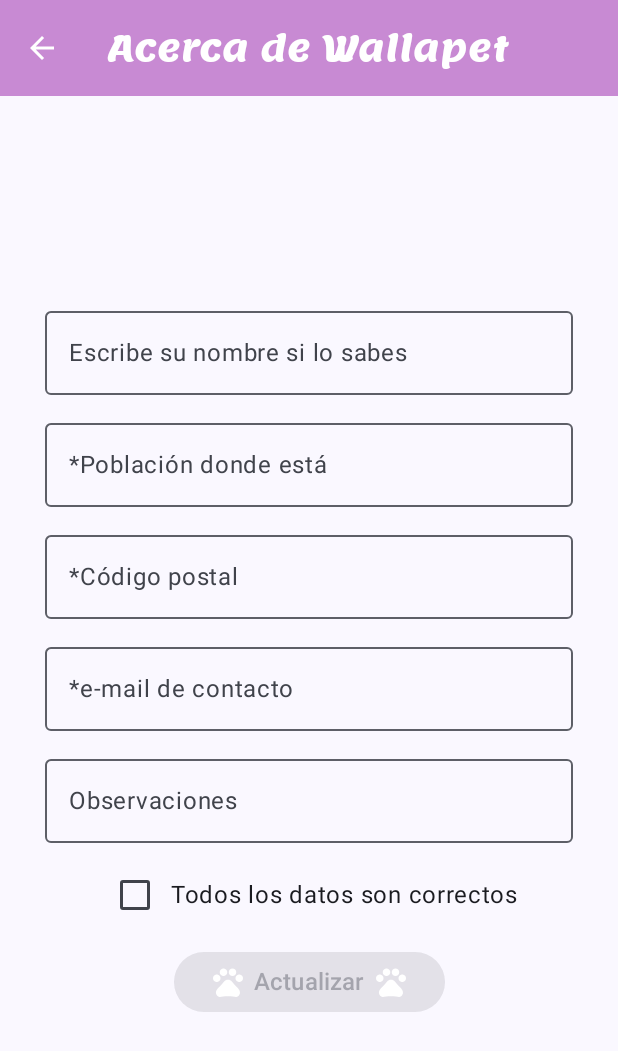
After one commit to jessifiteuax/WallaPetApp, an Android app built with Jetpack Compose: the composable PantallaUpdateMascota called with empty values, on a phone screen of 412 x 824 dp. The commit adds this screen. Shown: the top 1051 px of the screen. Run offline under Robolectric (Android 15) with nearby library versions, the phone set to English and light mode, and no system bars; our stand-ins replace Dagger/Hilt's generated code, Room's generated code.

Commit message:
funciones eliminar y modificar hechas

```diff
--- a/app/src/main/java/com/example/wallapetapp/components/ComponentesBarra.kt
+++ b/app/src/main/java/com/example/wallapetapp/components/ComponentesBarra.kt
@@ -30,3 +30,15 @@
 fun textoBarraBottom(texto: String){
     Text(text = texto, fontSize = 12.sp, color = Color.White, fontFamily = LemonFamily)
 }
+
+@Composable
+fun iconoBarraUpdate(
+    navigateBack: () -> Unit
+) {
+    IconButton(onClick = { navigateBack})
+    {
+        Icon(imageVector = Icons.Filled.ArrowBack,
+            contentDescription = null,
+            tint = Color.White)
+    }
+}
--- a/app/src/main/java/com/example/wallapetapp/data/network/MascotaDao.kt
+++ b/app/src/main/java/com/example/wallapetapp/data/network/MascotaDao.kt
@@ -1,10 +1,12 @@
 package com.example.wallapetapp.data.network
 
 import androidx.room.Dao
+import androidx.room.Delete
 import androidx.room.Insert
 import androidx.room.OnConflictStrategy
 import androidx.room.OnConflictStrategy.Companion.IGNORE
 import androidx.room.Query
+import androidx.room.Update
 import com.example.wallapetapp.domain.model.Mascota
 import com.example.wallapetapp.domain.repository.Mascotas
 import kotlinx.coroutines.flow.Flow
@@ -17,5 +19,13 @@
     @Insert(onConflict = IGNORE)
     fun addMascota(mascota: Mascota)
 
+    @Delete
+    fun deleteMascota(mascota: Mascota)
+
+    @Query("SELECT * FROM mascotasTable WHERE id=:id")
+    fun getMascota(id: Int): Mascota
+
+    @Update
+    fun updateMascota(mascota:Mascota)
 
 }
--- a/app/src/main/java/com/example/wallapetapp/data/repository/MascotaRepositoryImpl.kt
+++ b/app/src/main/java/com/example/wallapetapp/data/repository/MascotaRepositoryImpl.kt
@@ -11,4 +11,7 @@
     ) : MascotaRepository {
     override fun getMascotas() = mascotaDao.getMascotas()
     override fun addMascota(mascota: Mascota) = mascotaDao.addMascota(mascota)
+    override fun deleteMascota(mascota: Mascota) = mascotaDao.deleteMascota(mascota)
+    override fun getMascota(id: Int): Mascota = mascotaDao.getMascota(id)
+    override fun updateMascota(mascota: Mascota) = mascotaDao.updateMascota(mascota)
     }
--- a/app/src/main/java/com/example/wallapetapp/domain/repository/MascotaRepository.kt
+++ b/app/src/main/java/com/example/wallapetapp/domain/repository/MascotaRepository.kt
@@ -7,5 +7,8 @@
 interface MascotaRepository {
     fun getMascotas(): Flow<Mascotas>
     fun addMascota(mascota: Mascota)
+    fun deleteMascota(mascota: Mascota)
+    fun getMascota(id:Int): Mascota
+    fun updateMascota(mascota: Mascota)
 
 }
--- /dev/null
+++ b/app/src/main/java/com/example/wallapetapp/pantallas/PantallaUpdateMascota.kt
@@ -0,0 +1,177 @@
+package com.example.wallapetapp.pantallas
+
+import androidx.compose.foundation.layout.Arrangement
+import androidx.compose.foundation.layout.Column
+import androidx.compose.foundation.layout.PaddingValues
+import androidx.compose.foundation.layout.Spacer
+import androidx.compose.foundation.layout.fillMaxSize
+import androidx.compose.foundation.layout.padding
+import androidx.compose.foundation.layout.width
+import androidx.compose.foundation.rememberScrollState
+import androidx.compose.foundation.verticalScroll
+import androidx.compose.material.icons.Icons
+import androidx.compose.material.icons.filled.Pets
+import androidx.compose.material.icons.filled.ThumbUpOffAlt
+import androidx.compose.material.icons.outlined.Pets
+import androidx.compose.material3.Button
+import androidx.compose.material3.ButtonDefaults
+import androidx.compose.material3.CenterAlignedTopAppBar
+import androidx.compose.material3.ExperimentalMaterial3Api
+import androidx.compose.material3.Icon
+import androidx.compose.material3.Scaffold
+import androidx.compose.material3.Text
+import androidx.compose.material3.TopAppBarDefaults
+import androidx.compose.runtime.Composable
+import androidx.compose.runtime.LaunchedEffect
+import androidx.compose.ui.Alignment
+import androidx.compose.ui.Modifier
+import androidx.compose.ui.graphics.Color
+import androidx.compose.ui.res.stringResource
+import androidx.compose.ui.unit.dp
+import androidx.compose.ui.unit.sp
+import androidx.hilt.navigation.compose.hiltViewModel
+import com.example.wallapetapp.R
+import com.example.wallapetapp.components.CampoTexto
+import com.example.wallapetapp.components.CampoTextoNum
+import com.example.wallapetapp.components.checkDatosOK
+import com.example.wallapetapp.components.iconoBarra
+import com.example.wallapetapp.components.iconoBarraUpdate
+import com.example.wallapetapp.components.textoBarra
+import com.example.wallapetapp.domain.model.Mascota
+import com.example.wallapetapp.navegacion.BarraNav
+import com.example.wallapetapp.ui.theme.WallaColTopBar
+import com.example.wallapetapp.vm.MascotasViewModel
+
+@OptIn(ExperimentalMaterial3Api::class)
+@Composable
+fun PantallaUpdateMascota(
+    viewModel: MascotasViewModel = hiltViewModel(),
+    mascotaId: Int,
+    navigateBack: () -> Unit
+) {
+    LaunchedEffect(Unit) {
+        viewModel.getMascota(mascotaId)
+    }
+
+    Scaffold(
+        topBar = {
+            CenterAlignedTopAppBar(
+                title = { textoBarra(texto = stringResource(R.string.acerca_de_wallapet)) },
+                colors = TopAppBarDefaults.centerAlignedTopAppBarColors(
+                    containerColor = WallaColTopBar
+                ),
+                navigationIcon = {
+                    iconoBarraUpdate(navigateBack)
+                }
+            )
+        },
+        content = { padding ->
+            ContenidoMascota(
+                padding = padding,
+                mascota = viewModel.mascota,
+                updateNombre = { nombre ->
+                    viewModel.updateNombre(nombre)
+                },
+                updatePoblacion = { poblacion ->
+                    viewModel.updatePoblacion(poblacion)
+                },
+                updateCodPostal = { codPostal ->
+                    viewModel.updateCodPostal(codPostal)
+                },
+                updateMail = { mail ->
+                    viewModel.updateMail(mail)
+                },
+                updateObservaciones = { observaciones ->
+                    viewModel.updateObservaciones(observaciones)
+                },
+                updateMascota = { mascota ->
+                    viewModel.updateMascota(mascota)
+                },
+                navigateBack = navigateBack
+            )
+        }
+    )
+}
+
+@Composable
+fun ContenidoMascota(
+    padding: PaddingValues,
+    mascota: Mascota,
+    updateNombre: (nombre: String) -> Unit,
+    updatePoblacion: (poblacion: String) -> Unit,
+    updateCodPostal: (codPostal: String) -> Unit,
+    updateMail: (mail: String) -> Unit,
+    updateObservaciones: (observaciones: String) -> Unit,
+    updateMascota: (mascota: Mascota) -> Unit,
+    navigateBack: () -> Unit
+) {
+    Column(
+        modifier = Modifier
+            .fillMaxSize()
+            .padding(padding)
+            .verticalScroll(rememberScrollState()),
+        verticalArrangement = Arrangement.Center,
+        horizontalAlignment = Alignment.CenterHorizontally
+    ) {
+        val estaChecked: Boolean
+
+        CampoTexto(
+            mascota.nombre,
+            { nombre -> updateNombre(nombre) },
+            stringResource(R.string.escribe_nombre)
+        )
+        Spacer(modifier = Modifier.padding(5.dp))
+        CampoTexto(
+            mascota.poblacion,
+            { poblacion -> updatePoblacion(poblacion) },
+            stringResource(R.string.poblacion)
+        )
+        Spacer(modifier = Modifier.padding(5.dp))
+        CampoTextoNum(
+            mascota.codPostal,
+            { codPostal -> updateCodPostal(codPostal) },
+            stringResource(R.string.codigo_postal)
+        )
+        Spacer(modifier = Modifier.padding(5.dp))
+        CampoTexto(mascota.mail, { mail -> updateMail(mail) }, stringResource(R.string.email))
+        Spacer(modifier = Modifier.padding(5.dp))
+        CampoTexto(
+            mascota.observaciones,
+            { observaciones -> updateObservaciones(observaciones) },
+            stringResource(R.string.observaciones)
+        )
+        Spacer(modifier = Modifier.padding(5.dp))
+        estaChecked = checkDatosOK(mascota.poblacion, mascota.codPostal, mascota.mail)
+
+        Button(
+            onClick = {
+                updateMascota(mascota)
+                navigateBack()
+            },
+            colors = ButtonDefaults.buttonColors(
+                containerColor = Color(0xFFC03D69),
+                contentColor = Color.White
+            ),
+            modifier = Modifier.padding(10.dp),
+            enabled = estaChecked
+        ) {
+            Icon(
+                imageVector = Icons.Filled.Pets,
+                tint = Color.White,
+                contentDescription = ""
+            )
+            Spacer(modifier = Modifier.width(5.dp))
+            Text(
+                text = stringResource(R.string.actualizar),
+                fontSize = 16.sp
+            )
+            Spacer(modifier = Modifier.width(5.dp))
+            Icon(
+                imageVector = Icons.Filled.Pets,
+                tint = Color.White,
+                contentDescription = ""
+            )
+        }
+
+    }
+}
--- a/app/src/main/res/values/strings.xml
+++ b/app/src/main/res/values/strings.xml
@@ -27,4 +27,5 @@
     <string name="fecha_de_entrada">Fecha de registro</string>
     <string name="home" translatable="false">Home</string>
     <string name="Filtrar_codigo_postal">Filtrar por código postal</string>
+    <string name="actualizar">Actualizar</string>
 </resources>
```
Also changed, not shown: app/src/main/java/com/example/wallapetapp/components/Botones.kt (+0 -21 lines), app/src/main/java/com/example/wallapetapp/components/MascotaCard.kt (+21 -10 lines), app/src/main/java/com/example/wallapetapp/navegacion/Navigation.kt (+28 -3 lines), app/src/main/java/com/example/wallapetapp/pantallas/PantallaEntrarMascota.kt (+9 -1 lines), app/src/main/java/com/example/wallapetapp/pantallas/PantallaMascotas.kt (+21 -5 lines), app/src/main/java/com/example/wallapetapp/vm/MascotasViewModel.kt (+55 -2 lines), 2 other files.
